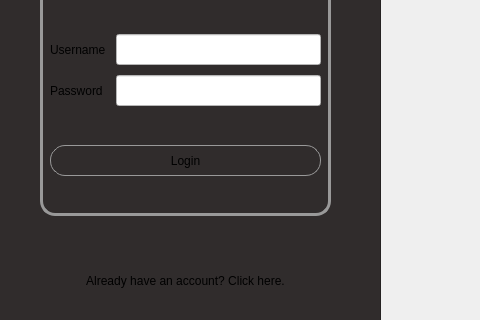
The window that brainstorm/brainstorm/forms/mainWindow.ui (codingburgas/school-project-assignment-codex) describes before a commit, drawn with Qt 5; both pictures show x 0 to 480 and y 225 to 545 of the 1160 by 660 pixel window.
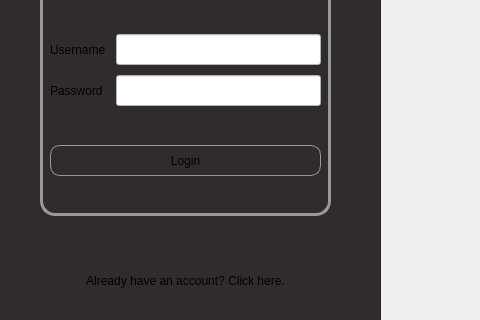
The same window after the commit. Icons and pictures are not drawn.

Diff of the .ui file:
```diff
--- a/brainstorm/brainstorm/forms/mainWindow.ui
+++ b/brainstorm/brainstorm/forms/mainWindow.ui
@@ -369,7 +369,7 @@
          <string notr="true">QPushButton {
     background: qlineargradient(x1: 0, y1: 0, x2: 0, y2: 1,
                                 stop: 0 #f6f6f6, stop: 1 #e0e0e0);
-    border-radius: 15px;
+    border-radius: 10px;
 	color: black;
     border: 1px solid #999999;
     padding: 5px 15px;
```
Left out of the diff: 2 changed lines with no effect on the pictures.
